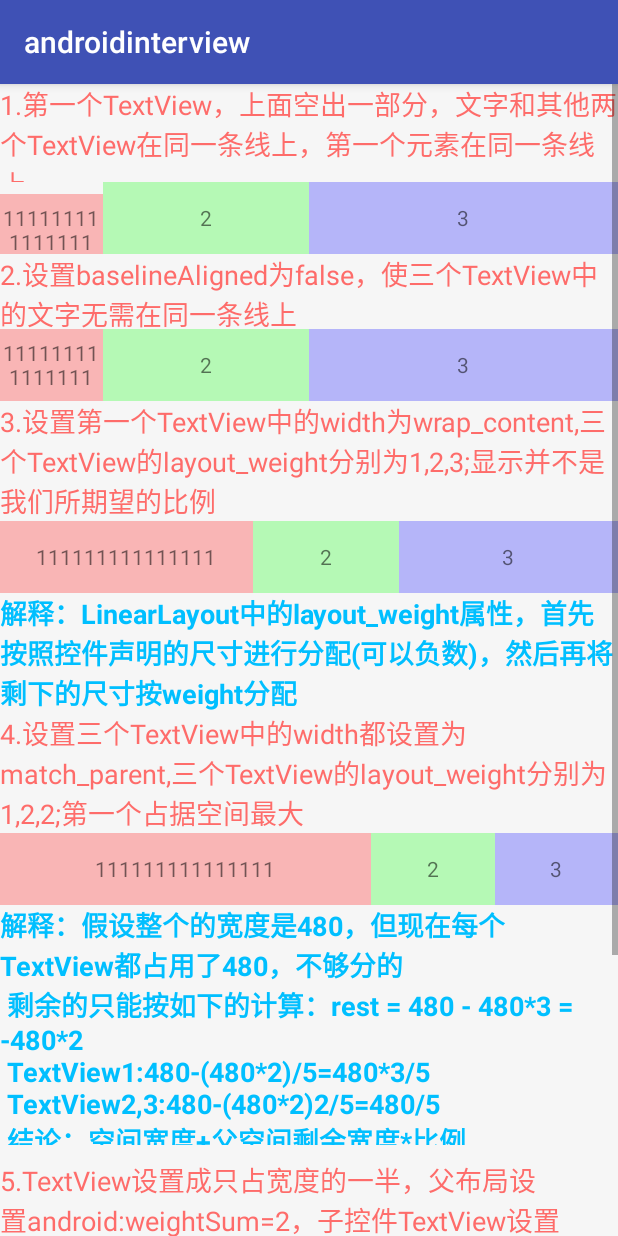
After one commit to qdiankun/androidinterviewcollect, an Android app: the LayoutWeightActivity screen opened directly, with no data from a screen before it, on a phone screen of 412 x 824 dp. The commit adds this screen. Run offline under Robolectric (Android 15) with nearby library versions, the phone set to English and light mode, and no system bars.

Commit message:
add uioptimize & layout_weight

```diff
--- a/androidinterview/app/src/main/AndroidManifest.xml
+++ b/androidinterview/app/src/main/AndroidManifest.xml
@@ -41,6 +41,9 @@
         <activity android:name=".ConfigChangeUseFragActivity"></activity>
         <activity android:name=".ConfigFinalActivity"></activity>
         <activity android:name=".ConfigFinalTwoActivity"></activity>
+        <activity android:name=".LayoutWeightActivity"></activity>
+        <activity android:name=".UiOptimizeActivity"></activity>
+        <activity android:name=".StubActivity"></activity>
     </application>
 
 </manifest>
--- /dev/null
+++ b/androidinterview/app/src/main/java/com/me/diankun/interview/LayoutWeightActivity.java
@@ -0,0 +1,16 @@
+package com.me.diankun.interview;
+
+import android.os.Bundle;
+import android.support.v7.app.AppCompatActivity;
+
+/**
+ * Created by diankun on 2016/3/11.
+ */
+public class LayoutWeightActivity extends AppCompatActivity {
+
+    @Override
+    protected void onCreate(Bundle savedInstanceState) {
+        super.onCreate(savedInstanceState);
+        setContentView(R.layout.activity_layout_weight);
+    }
+}
--- /dev/null
+++ b/androidinterview/app/src/main/res/layout/activity_layout_weight.xml
@@ -0,0 +1,268 @@
+<?xml version="1.0" encoding="utf-8"?>
+<ScrollView xmlns:android="http://schemas.android.com/apk/res/android"
+    android:layout_width="match_parent"
+    android:layout_height="match_parent"
+    android:background="@color/edit_normal" >
+
+    <LinearLayout
+        android:layout_width="match_parent"
+        android:layout_height="match_parent"
+        android:background="@color/edit_normal"
+        android:orientation="vertical" >
+
+        <LinearLayout
+            android:layout_width="match_parent"
+            android:layout_height="65dip"
+            android:gravity="center|left"
+            android:orientation="horizontal" >
+
+            <TextView
+                android:layout_width="wrap_content"
+                android:layout_height="wrap_content"
+                android:text="1.第一个TextView，上面空出一部分，文字和其他两个TextView在同一条线上，第一个元素在同一条线上"
+                android:textColor="@color/transparent_red"
+                android:textSize="18sp" />
+        </LinearLayout>
+
+        <LinearLayout
+            android:layout_width="match_parent"
+            android:layout_height="wrap_content"
+            android:orientation="horizontal" >
+
+            <TextView
+                android:layout_width="0dip"
+                android:layout_height="48dip"
+                android:layout_weight="1"
+                android:background="#44ff0000"
+                android:gravity="center"
+                android:text="111111111111111" />
+
+            <TextView
+                android:layout_width="0dip"
+                android:layout_height="48dip"
+                android:layout_weight="2"
+                android:background="#4400ff00"
+                android:gravity="center"
+                android:text="2" />
+
+            <TextView
+                android:layout_width="0dip"
+                android:layout_height="48dip"
+                android:layout_weight="3"
+                android:background="#440000ff"
+                android:gravity="center"
+                android:text="3" />
+        </LinearLayout>
+
+        <LinearLayout
+            android:layout_width="match_parent"
+            android:layout_height="50dip"
+            android:gravity="center|left"
+            android:orientation="horizontal" >
+
+            <TextView
+                android:layout_width="wrap_content"
+                android:layout_height="wrap_content"
+                android:text="2.设置baselineAligned为false，使三个TextView中的文字无需在同一条线上"
+                android:textColor="@color/transparent_red"
+                android:textSize="18sp" />
+        </LinearLayout>
+
+        <LinearLayout
+            android:layout_width="match_parent"
+            android:layout_height="wrap_content"
+            android:baselineAligned="false"
+            android:orientation="horizontal" >
+
+            <TextView
+                android:layout_width="0dip"
+                android:layout_height="48dip"
+                android:layout_weight="1"
+                android:background="#44ff0000"
+                android:gravity="center"
+                android:text="111111111111111" />
+
+            <TextView
+                android:layout_width="0dip"
+                android:layout_height="48dip"
+                android:layout_weight="2"
+                android:background="#4400ff00"
+                android:gravity="center"
+                android:text="2" />
+
+            <TextView
+                android:layout_width="0dip"
+                android:layout_height="48dip"
+                android:layout_weight="3"
+                android:background="#440000ff"
+                android:gravity="center"
+                android:text="3" />
+        </LinearLayout>
+
+        <LinearLayout
+            android:layout_width="match_parent"
+            android:layout_height="80dip"
+            android:gravity="center|left"
+            android:orientation="horizontal" >
+
+            <TextView
+                android:layout_width="wrap_content"
+                android:layout_height="wrap_content"
+                android:text="3.设置第一个TextView中的width为wrap_content,三个TextView的layout_weight分别为1,2,3;显示并不是我们所期望的比例"
+                android:textColor="@color/transparent_red"
+                android:textSize="18sp" />
+        </LinearLayout>
+
+        <LinearLayout
+            android:layout_width="match_parent"
+            android:layout_height="wrap_content"
+            android:baselineAligned="false"
+            android:orientation="horizontal" >
+
+            <TextView
+                android:layout_width="wrap_content"
+                android:layout_height="48dip"
+                android:layout_weight="1"
+                android:background="#44ff0000"
+                android:gravity="center"
+                android:text="111111111111111" />
+
+            <TextView
+                android:layout_width="0dip"
+                android:layout_height="48dip"
+                android:layout_weight="2"
+                android:background="#4400ff00"
+                android:gravity="center"
+                android:text="2" />
+
+            <TextView
+                android:layout_width="0dip"
+                android:layout_height="48dip"
+                android:layout_weight="3"
+                android:background="#440000ff"
+                android:gravity="center"
+                android:text="3" />
+        </LinearLayout>
+
+        <LinearLayout
+            android:layout_width="match_parent"
+            android:layout_height="80dip"
+            android:gravity="center|left"
+            android:orientation="horizontal" >
+
+            <TextView
+                android:layout_width="wrap_content"
+                android:layout_height="wrap_content"
+                android:text="解释：LinearLayout中的layout_weight属性，首先按照控件声明的尺寸进行分配(可以负数)，然后再将剩下的尺寸按weight分配"
+                android:textColor="@color/sky_blue"
+                android:textSize="18sp"
+                android:textStyle="bold" />
+        </LinearLayout>
+
+        <LinearLayout
+            android:layout_width="match_parent"
+            android:layout_height="80dip"
+            android:gravity="center|left"
+            android:orientation="horizontal" >
+
+            <TextView
+                android:layout_width="wrap_content"
+                android:layout_height="wrap_content"
+                android:text="4.设置三个TextView中的width都设置为match_parent,三个TextView的layout_weight分别为1,2,2;第一个占据空间最大"
+                android:textColor="@color/transparent_red"
+                android:textSize="18sp" />
+        </LinearLayout>
+
+        <LinearLayout
+            android:layout_width="match_parent"
+            android:layout_height="wrap_content"
+            android:baselineAligned="false"
+            android:orientation="horizontal" >
+
+            <TextView
+                android:layout_width="match_parent"
+                android:layout_height="48dip"
+                android:layout_weight="1"
+                android:background="#44ff0000"
+                android:gravity="center"
+                android:text="111111111111111" />
+
+            <TextView
+                android:layout_width="match_parent"
+                android:layout_height="48dip"
+                android:layout_weight="2"
+                android:background="#4400ff00"
+                android:gravity="center"
+                android:text="2" />
+
+            <TextView
+                android:layout_width="match_parent"
+                android:layout_height="48dip"
+                android:layout_weight="2"
+                android:background="#440000ff"
+                android:gravity="center"
+                android:text="3" />
+        </LinearLayout>
+
+        <LinearLayout
+            android:layout_width="match_parent"
+            android:layout_height="160dip"
+            android:gravity="center|left"
+            android:orientation="horizontal" >
+
+            <TextView
+                android:layout_width="wrap_content"
+                android:layout_height="wrap_content"
+                android:text="解释：假设整个的宽度是480，但现在每个TextView都占用了480，不够分的\n 剩余的只能按如下的计算：rest = 480 - 480*3 = -480*2 \n TextView1:480-(480*2)/5=480*3/5 \n TextView2,3:480-(480*2)2/5=480/5 \n 结论：空间宽度+父空间剩余宽度*比例"
+                android:textColor="@color/sky_blue"
+                android:textSize="18sp"
+                android:textStyle="bold" />
+        </LinearLayout>
+
+        <LinearLayout
+            android:layout_width="match_parent"
+            android:layout_height="100dip"
+            android:gravity="center|left"
+            android:orientation="horizontal" >
+
+            <TextView
+                android:layout_width="wrap_content"
+                android:layout_height="wrap_content"
+                android:text="5.TextView设置成只占宽度的一半，父布局设置android:weightSum=2，子控件TextView设置layout_weight=1，layout_width=0,宽度只占据一半"
+                android:textColor="@color/transparent_red"
+                android:textSize="18sp" />
+        </LinearLayout>
+
+        <LinearLayout
+            android:layout_width="match_parent"
+            android:layout_height="wrap_content"
+            android:baselineAligned="false"
+            android:orientation="horizontal"
+            android:weightSum="2" >
+
+            <TextView
+                android:layout_width="0dip"
+                android:layout_height="48dip"
+                android:layout_weight="1"
+                android:background="#44ff0000"
+                android:gravity="center"
+                android:text="111111111111" />
+        </LinearLayout>
+
+        <LinearLayout
+            android:layout_width="match_parent"
+            android:layout_height="160dip"
+            android:gravity="center|left"
+            android:orientation="horizontal" >
+
+            <TextView
+                android:layout_width="wrap_content"
+                android:layout_height="wrap_content"
+                android:text="layout_属性总结：layout_开头的属性交给父控件去分配，；\n例子： \nlayout_gravity[交给容器去处理，view在容器中的堆积方式]\ngravity[View自己内容的堆积方式]"
+                android:textColor="@color/sky_blue"
+                android:textSize="18sp"
+                android:textStyle="bold" />
+        </LinearLayout>
+    </LinearLayout>
+
+</ScrollView>
--- a/androidinterview/app/src/main/res/values/colors.xml
+++ b/androidinterview/app/src/main/res/values/colors.xml
@@ -5,4 +5,11 @@
     <color name="colorAccent">#FF4081</color>
     <color name="transparent_red">#ddff5654</color>
     <color name="sky_blue">#00BFFF</color>
+
+
+    <color name="edit_normal">#F6F6F6</color>
+    <color name="edit_focus">#FF9000</color>
+
+    <color name="button_normal">#89C53B</color>
+    <color name="button_pressed">#C8CACC</color>
 </resources>
```
Also changed, not shown: androidinterview/app/src/main/java/com/me/diankun/interview/MainActivity.java (+8 -2 lines), androidinterview/app/src/main/java/com/me/diankun/interview/StubActivity.java (added, +55 -0 lines), androidinterview/app/src/main/java/com/me/diankun/interview/UiOptimizeActivity.java (added, +26 -0 lines), androidinterview/app/src/main/res/drawable/button_selector.xml (added, +7 -0 lines), androidinterview/app/src/main/res/layout/activity_ui_optimize.xml (added, +101 -0 lines), androidinterview/app/src/main/res/layout/my_comment_layout.xml (added, +7 -0 lines), androidinterview/app/src/main/res/layout/title_layout.xml (added, +29 -0 lines), androidinterview/app/src/main/res/layout/viewstub_layout.xml (added, +45 -0 lines), androidinterview/app/src/main/res/drawable/actionbar_back_icon_normal.png (added).
